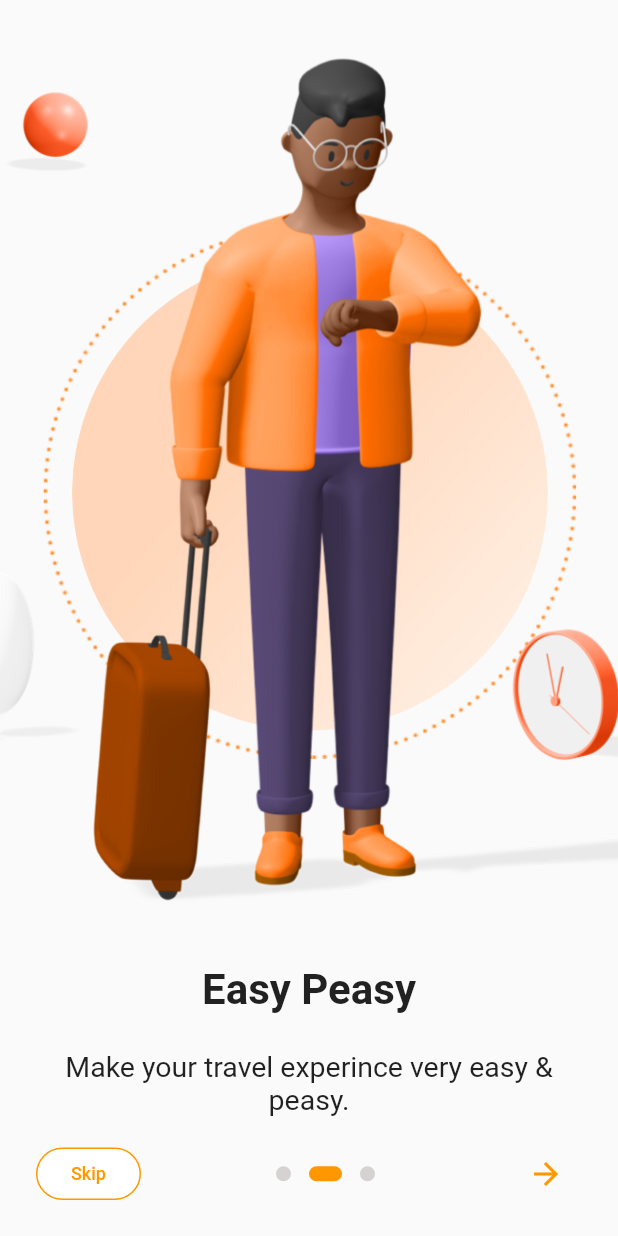
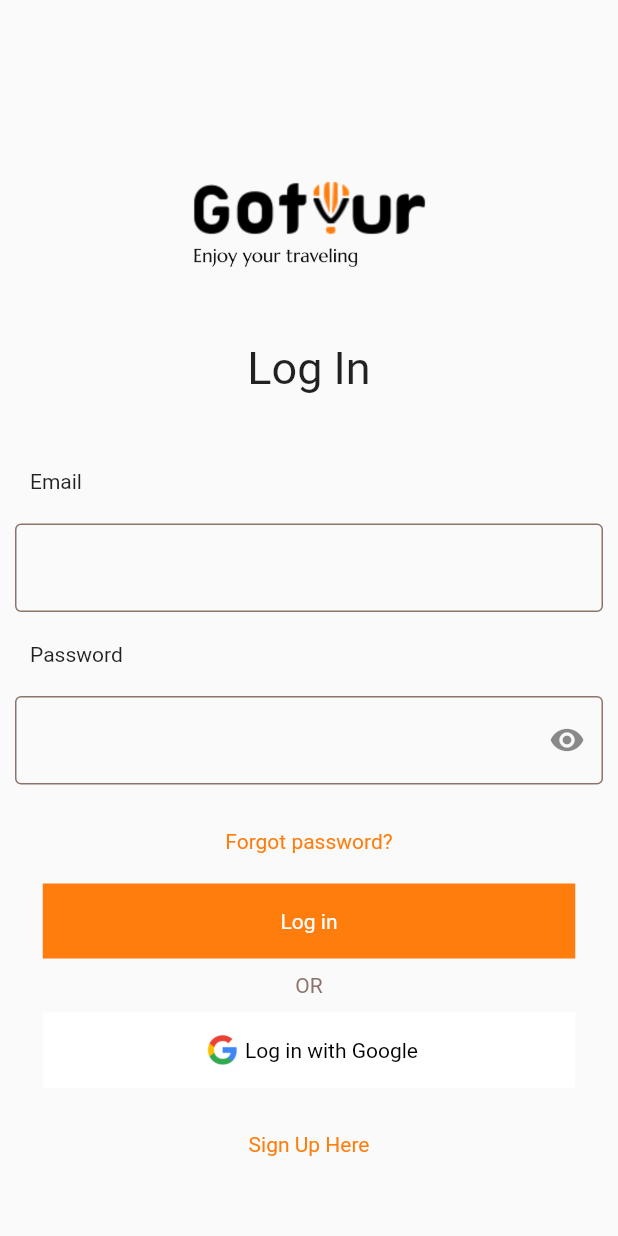
Before and after one commit to kiritoM17/go_tour_travel, a Flutter app: the screen it shows after launch, after a tap on the "arrow forward" icon, after a tap on "Skip", on a phone screen of 412 x 824 dp. Run offline on Flutter 3.47's test engine with Material 2 defaults, Android fonts, the phone set to English and light mode, and no system bars; drawn by our look-alikes of introduction_screen.

Commit message:
add login screen

```diff
--- /dev/null
+++ b/go_tour_travel/lib/constants/app_color.dart
@@ -0,0 +1,12 @@
+import 'package:flutter/material.dart';
+
+class AppColors{
+
+  static const primary_color = Color(0xffFF7D0D);
+  static const secondary_color = Color(0xff8C746A);
+  static const thirt_color = Color(0xff383537);
+  static const white_color = Color(0xffFFFFFF);
+  static const blue_color = Color(0xff4277BC);
+  static const home_intro_text = Color(0xff8C746A);
+
+}
--- /dev/null
+++ b/go_tour_travel/lib/constants/meta_term_app.dart
@@ -0,0 +1,9 @@
+/**
+   * @class return all app meta term string app name
+   */
+class MetaTermApp{
+
+  static const String  app_name = 'Coffee App';
+  static const String app_description = 'Simple flutter app';
+
+}
--- a/go_tour_travel/lib/main.dart
+++ b/go_tour_travel/lib/main.dart
@@ -1,4 +1,5 @@
 import 'package:flutter/material.dart';
+import 'package:go_tour_travel/ui/views/authentification/login_screen.dart';
 import 'package:go_tour_travel/ui/views/home_screen.dart';
 import 'package:go_tour_travel/ui/views/onboarding/onboarding_screen.dart';
 
@@ -16,10 +17,11 @@
       theme: ThemeData(
         primarySwatch: Colors.orange,
       ),
-      initialRoute: 'splash_screen',
+      initialRoute: '/splash_screen',
       routes: <String,WidgetBuilder>{
-        'splash_screen' : (BuildContext context) => new SplashScreenView(),
-        'onboarding_screen' : (BuildContext context)=> new OnboardingScreenView()
+        '/splash_screen' : (BuildContext context) => new SplashScreenView(),
+        '/onboarding_screen' : (BuildContext context) => new OnboardingScreenView(),
+        '/auth/login_screen' : (BuildContext context) => new LoginScreenView()
       },
     );
   }
--- /dev/null
+++ b/go_tour_travel/lib/ui/views/authentification/login_screen.dart
@@ -0,0 +1,165 @@
+import 'package:flutter/material.dart';
+import 'package:go_tour_travel/constants/app_color.dart';
+import 'package:go_tour_travel/ui/widgets/boutton_app.dart';
+
+class LoginScreenView extends StatefulWidget {
+  const LoginScreenView({Key? key}) : super(key: key);
+
+  @override
+  _LoginScreenViewState createState() => _LoginScreenViewState();
+}
+
+class _LoginScreenViewState extends State<LoginScreenView> {
+  @override
+  Widget build(BuildContext context) {
+    return Scaffold(
+      body: SingleChildScrollView(
+        child: Column(
+          children: [
+            SizedBox(
+              height: 100,
+            ),
+            Center(
+              child: Image.asset('assets/images/logo.png',height: 78,width: 377,),
+            ),
+            SizedBox(
+              height: 50,
+            ),
+            Center(
+              child: Text(
+                'Log In',
+                style: TextStyle(
+                  fontSize: 30,
+                  fontWeight: FontWeight.w400
+                ),
+              ),
+            ),
+            SizedBox(
+              height: 50,
+            ),
+           Row(
+             children: [
+               SizedBox(
+                 width: 20,
+               ),
+               Text(
+                 'Email',
+               ),
+             ],
+           ),
+            SizedBox(
+              height: 20,
+            ),
+            Padding(
+              padding: EdgeInsets.only(
+                  left: 10,
+                  right: 10
+              ),
+              child: TextField(
+                decoration: InputDecoration(
+                    enabledBorder: OutlineInputBorder(
+                        borderSide: BorderSide(color: AppColors.secondary_color)
+                    ),
+                    border: OutlineInputBorder(
+                        borderSide: BorderSide(color: AppColors.secondary_color)
+                    )
+                ),
+              ),
+            ),
+            SizedBox(
+              height: 20,
+            ),
+            Row(
+              children: [
+                SizedBox(
+                  width: 20,
+                ),
+                Text(
+                  'Password',
+                ),
+              ],
+            ),
+            SizedBox(
+              height: 20,
+            ),
+            Padding(
+              padding: EdgeInsets.only(
+              left: 10,
+              right: 10
+            ),
+            child: TextField(
+              obscureText: true,
+              decoration: InputDecoration(
+                enabledBorder: OutlineInputBorder(
+                    borderSide: BorderSide(color: AppColors.secondary_color)
+                ),
+                border: OutlineInputBorder(
+                  borderSide: BorderSide(color: AppColors.secondary_color)
+                ),
+                suffixIcon: GestureDetector(
+                  child: Icon(Icons.remove_red_eye_sharp),
+                )
+              ),
+            ),
+            ),
+            SizedBox(
+              height: 30,
+            ),
+            Center(
+              child: Text(
+                'Forgot password?',
+                style: TextStyle(
+                  color: AppColors.primary_color
+                ),
+              ),
+            ),
+            SizedBox(
+              height: 20,
+            ),
+            Center(
+              child: BottonsApp.btnLarge(textBtn: 'Log in',btnRaduis: 0),
+            ),
+            SizedBox(
+              height: 10,
+            ),
+            Center(
+              child: Text(
+                'OR',
+                style: TextStyle(
+                    color: AppColors.secondary_color
+                ),
+              ),
+            ),
+            SizedBox(
+              height: 10,
+            ),
+            Center(
+              child: BottonsApp.btnLarge(
+                btnLogoPath: 'assets/images/google_logo.png',
+                textBtn: 'Log in with Google',
+                btnTextColor: Colors.black,
+                btnBgColor: AppColors.white_color,
+                btnBorderColor: AppColors.white_color,
+                btnRaduis: 0,
+              ),
+            ),
+            SizedBox(
+              height: 30,
+            ),
+            Center(
+              child: GestureDetector(
+                onTap: (){},
+                child: Text(
+                  'Sign Up Here',
+                  style: TextStyle(
+                      color: AppColors.primary_color
+                  ),
+                ),
+              ),
+            ),
+          ],
+        ),
+      ),
+    );
+  }
+}
--- a/go_tour_travel/lib/ui/views/home_screen.dart
+++ b/go_tour_travel/lib/ui/views/home_screen.dart
@@ -14,7 +14,7 @@
   void initState() {
     // TODO: implement initState
     super.initState();
-    Timer(Duration(seconds: 5), () => Navigator.pushReplacementNamed(context,'onboarding_screen'));
+    Timer(Duration(seconds: 5), () => Navigator.pushReplacementNamed(context,'/onboarding_screen'));
 
   }
   @override
--- a/go_tour_travel/lib/ui/views/onboarding/onboarding_screen.dart
+++ b/go_tour_travel/lib/ui/views/onboarding/onboarding_screen.dart
@@ -18,8 +18,6 @@
     const pageDecoration = const PageDecoration(
         titleTextStyle: TextStyle(fontSize: 28.0, fontWeight: FontWeight.w700),
         bodyTextStyle: bodyStyle,
-     // descriptionPadding: EdgeInsets.fromLTRB(16.0, 0.0, 16.0, 16.0),
-     //  pageColor: Colors.white,
       imagePadding: EdgeInsets.zero,
       imageFlex: 4
     );
@@ -63,7 +61,7 @@
               ),
             ),
           ),
-          onDone: (){},
+          onDone: (){Navigator.pushNamed(context, '/auth/login_screen');},
           showSkipButton: true,
           skip: Container(
             width: 70,
@@ -82,7 +80,9 @@
               ),
             ),
           ),
-          onSkip: () {},
+          onSkip: () {
+            Navigator.pushNamed(context, '/auth/login_screen');
+          },
           next: Icon(Icons.arrow_forward),
           dotsDecorator: getDotDecoration(),
           onChange: (index) => print('Page $index selected'),
@@ -115,15 +115,4 @@
       borderRadius: BorderRadius.circular(24),
     ),
   );
-
-  // PageDecoration getPageDecoration() => PageDecoration(
-  //   titleTextStyle: TextStyle(
-  //       fontSize: 28,
-  //       fontWeight: FontWeight.w400
-  //   ),
-  //   bodyTextStyle: TextStyle(fontSize: 20),
-  //   descriptionPadding: EdgeInsets.all(16).copyWith(bottom: 0),
-  //   imagePadding: EdgeInsets.all(24),
-  //   pageColor: Colors.white,
-  // );
 }
--- /dev/null
+++ b/go_tour_travel/lib/ui/widgets/boutton_app.dart
@@ -0,0 +1,63 @@
+import 'package:flutter/material.dart';
+import 'package:go_tour_travel/constants/app_color.dart';
+
+class BottonsApp{
+
+  static GestureDetector btnMeduim({void Function()? onTap, String? textBtn, Color? btnBgColor, Color? btnBorderColor, Color? btnTextColor, double? btnRaduis}){
+    return GestureDetector(
+                  onTap:onTap,
+                  child:Container(
+                  height:50,
+                  width: 150,
+                  decoration: BoxDecoration(
+                    color:btnBgColor?? AppColors.white_color,
+                    borderRadius: BorderRadius.circular(btnRaduis??50),
+                    border: Border.all(color:btnBorderColor??AppColors.primary_color)
+                  ),
+                  child: Center(
+                    child: Text(
+                      '$textBtn',
+                      style: TextStyle(
+                        color:btnTextColor??AppColors.primary_color,
+                        fontSize: 14,
+                        fontWeight: FontWeight.w400
+                      ),
+                    ),
+                  ),
+                )
+                );
+  }
+
+
+  static GestureDetector btnLarge({String? btnLogoPath,void Function()? onTap, String? textBtn, Color? btnBgColor, Color? btnBorderColor, Color? btnTextColor, double? btnRaduis}){
+    return GestureDetector(
+              onTap:onTap,
+              child:Center(
+              child: Container(
+                height: 50,
+                width: 355,
+                decoration: BoxDecoration(
+                    color:btnBgColor??AppColors.primary_color,
+                    borderRadius: BorderRadius.circular(btnRaduis??50),
+                    border: Border.all(color:btnBorderColor??AppColors.primary_color)
+                  ),
+                child: Row(
+                  mainAxisAlignment: MainAxisAlignment.center,
+                  children: [
+                    btnLogoPath!=null?Image.asset('$btnLogoPath',width: 30,height: 30,):Container(),
+                    Text(
+                      '$textBtn',
+                      style: TextStyle(
+                        color: btnTextColor??AppColors.white_color,
+                        fontSize: 14,
+                        fontWeight: FontWeight.w400
+                      ),
+                    ),
+                  ],
+                ),
+              ),
+            )
+            );
+  }
+
+}
```
Also changed, not shown: go_tour_travel/assets/images/google_logo.png (added).
